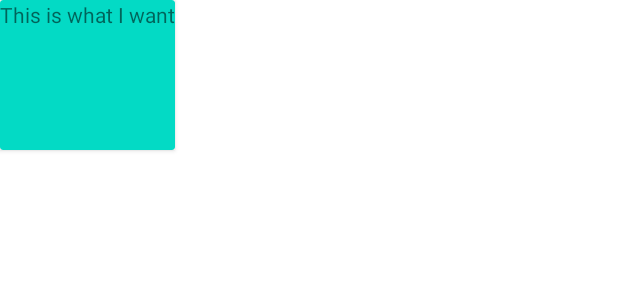
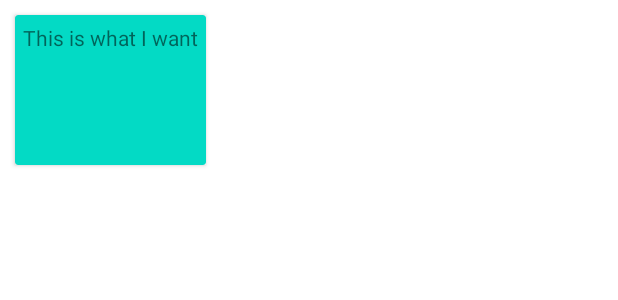
Before and after one commit to julia-shan/Wishlist, an Android app: the layout shoppinglist_item.xml on its own in the app's theme, with its tools: preview values and no code run, on a phone screen of 412 x 824 dp. Shown: the top 300 px of the screen. Run offline under Robolectric (Android 15) with nearby library versions, the phone set to English and light mode, and no system bars.

Commit message:
Small UI changes

```diff
--- a/app/src/main/res/layout/shoppinglist_item.xml
+++ b/app/src/main/res/layout/shoppinglist_item.xml
@@ -1,9 +1,10 @@
 <?xml version="1.0" encoding="utf-8"?>
 <androidx.cardview.widget.CardView xmlns:android="http://schemas.android.com/apk/res/android"
+    xmlns:app="http://schemas.android.com/apk/res-auto"
     android:layout_width="wrap_content"
     android:layout_height="wrap_content"
-    xmlns:app="http://schemas.android.com/apk/res-auto"
-    app:cardBackgroundColor="@color/teal_200">
+    app:cardBackgroundColor="@color/teal_200"
+    android:layout_margin="10dp">
 
     <LinearLayout
         android:layout_width="wrap_content"
@@ -22,6 +23,7 @@
             android:layout_width="wrap_content"
             android:layout_height="wrap_content"
             android:text="This is what I want"
+            android:padding="5dp"
             />
 
 </androidx.cardview.widget.CardView>
```
